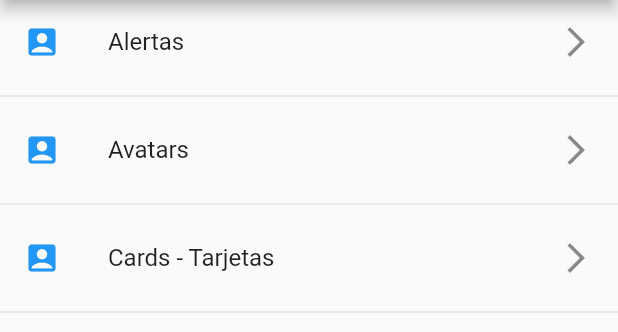
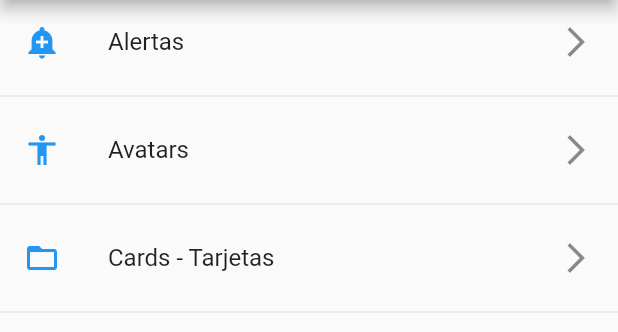
Before and after one commit to kevinMonteza/components-flutter, a Flutter app: the screen it shows after launch, on a phone screen of 412 x 824 dp, the part 84-416 px from its top. Run offline on Flutter 3.47's test engine with Material 2 defaults, Android fonts, the phone set to English and light mode, and no system bars.

```diff
--- a/lib/main.dart
+++ b/lib/main.dart
@@ -1,4 +1,7 @@
-import 'package:componetsflutter/src/pages/home_page.dart';
+
+import 'package:componetsflutter/src/pages/card_page.dart';
+import 'package:componetsflutter/src/routes/routes.dart';
+
 // import 'package:componetsflutter/src/pages/home_tep.dart';
 import 'package:flutter/material.dart';
 
@@ -10,7 +13,14 @@ class MyApp extends StatelessWidget {
     return MaterialApp(
       title: 'Components App',
       debugShowCheckedModeBanner: false,
-      home: HomePage()
+      //home: HomePage()
+      initialRoute: '/',
+      routes: getAppRoutes(),
+      onGenerateRoute: (RouteSettings settings) {
+        print("Ruta seleccionada es: ${settings.name}");
+        return MaterialPageRoute(
+            builder: (BuildContext context) => CardPage());
+      },
     );
   }
 }
--- a/lib/src/pages/home_page.dart
+++ b/lib/src/pages/home_page.dart
@@ -1,4 +1,5 @@
 import 'package:componetsflutter/src/providers/menu_provider.dart';
+import 'package:componetsflutter/src/utils/icono_string.dart';
 import 'package:flutter/material.dart';
 
 class HomePage extends StatelessWidget {
@@ -18,21 +19,21 @@ class HomePage extends StatelessWidget {
         future: menuProvider.uploadData(),
         initialData: [],
         builder: (context, AsyncSnapshot<List<dynamic>> snapshot) => ListView(
-          children: _listItems(snapshot.data),
+          children: _listItems(snapshot.data, context),
         ),
       );
 
-  List<Widget> _listItems(List<dynamic> data) {
+  List<Widget> _listItems(List<dynamic> data, context) {
     final List<Widget> datos = [];
 
     data.forEach((opt) {
       final widgetTemp = ListTile(
         title: Text(opt['texto']),
-        leading: Icon(
-          Icons.account_box,
-          color: Colors.blue,
-        ),
+        leading: getIcon(opt['icon']),
         trailing: Icon(Icons.arrow_forward_ios),
+        onTap: (){
+          Navigator.pushNamed(context, opt['ruta']);
+        },
       );
       datos..add(widgetTemp)..add(Divider());
     });
--- a/lib/src/providers/menu_provider.dart
+++ b/lib/src/providers/menu_provider.dart
@@ -8,8 +8,7 @@ class _MenuProvider {
   List<dynamic> options = [];
 
 
-  _MenuProvider(){
-  }
+ // _MenuProvider(){}
 
    Future<List<dynamic>> uploadData() async{
     final resp = await rootBundle.loadString('data/menu_opts.json');
--- /dev/null
+++ b/lib/src/routes/routes.dart
@@ -0,0 +1,11 @@
+import 'package:componetsflutter/src/pages/alert_page.dart';
+import 'package:componetsflutter/src/pages/avatart_page.dart';
+import 'package:componetsflutter/src/pages/home_page.dart';
+import 'package:flutter/material.dart';
+
+
+Map<String, WidgetBuilder> getAppRoutes() => <String, WidgetBuilder>{
+          '/': (BuildContext context) => HomePage(),
+          'alert': (BuildContext context) => AlertPage(),
+          'avatar': (BuildContext context) => AvatarPage(),
+};
--- /dev/null
+++ b/lib/src/utils/icono_string.dart
@@ -0,0 +1,14 @@
+
+
+import 'package:flutter/material.dart';
+
+final _icons = <String, IconData>{
+  'add_alert': Icons.add_alert,
+  'accessibility': Icons.accessibility,
+  'folder_open': Icons.folder_open,
+};
+
+
+Icon getIcon( String nameIcon ){
+  return Icon( _icons[nameIcon], color: Colors.blue,);
+}
--- a/pubspec.yaml
+++ b/pubspec.yaml
@@ -43,7 +43,7 @@ flutter:
   # To add assets to your application, add an assets section, like this:
   assets:
    - data/menu_opts.json
-  #  - images/a_dot_ham.jpeg
+   - assets/
 
   # An image asset can refer to one or more resolution-specific "variants", see
   # https://flutter.dev/assets-and-images/#resolution-aware.
```
Also changed, not shown: lib/src/pages/alert_page.dart (added, +13 -0 lines), lib/src/pages/avatart_page.dart (added, +13 -0 lines), lib/src/pages/card_page.dart (added, +65 -0 lines), assets/original.gif (added), pubspec.lock.
